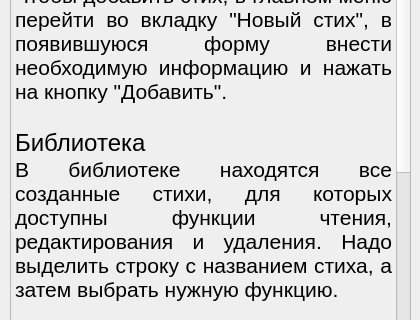
This is UIs/MethodologyForm.ui in Krahjotdaan/LearningPoem as Qt 5 draws it before an edit; both pictures show x 0 to 420 and y 285 to 605 of the 420 by 700 pixel window. The edited form follows.
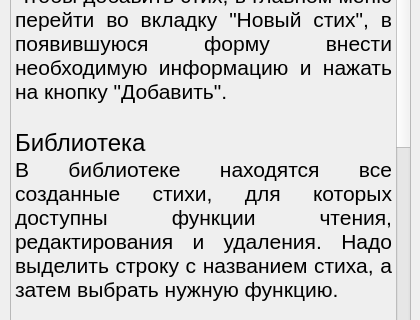
This is the edited form.

Commit message: Style: upgraded MethodologyForm and AboutProgramForm

Patch:
```diff
--- a/UIs/MethodologyForm.ui
+++ b/UIs/MethodologyForm.ui
@@ -129,7 +129,7 @@
 &lt;p align=&quot;justify&quot; style=&quot; margin-top:0px; margin-bottom:0px; margin-left:0px; margin-right:0px; -qt-block-indent:0; text-indent:0px;&quot;&gt;&lt;span style=&quot; font-size:16pt;&quot;&gt;В библиотеке находятся все созданные стихи, для которых доступны функции чтения, редактирования и удаления. Надо выделить строку с названием стиха, а затем выбрать нужную функцию.&lt;/span&gt;&lt;/p&gt;
 &lt;p align=&quot;justify&quot; style=&quot;-qt-paragraph-type:empty; margin-top:0px; margin-bottom:0px; margin-left:0px; margin-right:0px; -qt-block-indent:0; text-indent:0px; font-size:16pt;&quot;&gt;&lt;br /&gt;&lt;/p&gt;
 &lt;p align=&quot;justify&quot; style=&quot; margin-top:0px; margin-bottom:0px; margin-left:0px; margin-right:0px; -qt-block-indent:0; text-indent:0px;&quot;&gt;&lt;span style=&quot; font-size:18pt;&quot;&gt;Работа с текстом&lt;/span&gt;&lt;/p&gt;
-&lt;p align=&quot;justify&quot; style=&quot; margin-top:0px; margin-bottom:0px; margin-left:0px; margin-right:0px; -qt-block-indent:0; text-indent:0px;&quot;&gt;&lt;span style=&quot; font-size:16pt;&quot;&gt;При выборе из библиотеки стиха и функции &amp;quot;Открыть&amp;quot; отобразится форма, в которой появятся информация о стихотворении, методы работы с текстом и сам текст. Выбор метода &amp;quot;Первое слово&amp;quot; отобразит первые слова каждой строки, метод &amp;quot;Строки&amp;quot; с внесением в соответствующее поле через пробел чисел от 1 до 4 отобразит в каждом четверостишье строки с указанными номерами, метод &amp;quot;Четверостишья&amp;quot; с внесением в соответствующее поле через пробел их номеров отобразит соответствующие четверостишья, метод &amp;quot;Исходный&amp;quot; вернёт текст к первоначальному состоянию.&lt;/span&gt;&lt;/p&gt;&lt;/body&gt;&lt;/html&gt;</string>
+&lt;p align=&quot;justify&quot; style=&quot; margin-top:0px; margin-bottom:0px; margin-left:0px; margin-right:0px; -qt-block-indent:0; text-indent:0px;&quot;&gt;&lt;span style=&quot; font-size:16pt;&quot;&gt;При выборе из библиотеки стиха и функции &amp;quot;Открыть&amp;quot; отобразится форма, в которой появятся информация о стихотворении и текст. Выбор вкладки с методом &amp;quot;Первое слово&amp;quot; отобразит первые слова каждой строки, вкладки с методом &amp;quot;Первое и последнее&amp;quot; первые и последние слова каждой строки, вкладки с методом &amp;quot;Исходный&amp;quot; вернёт текст к первоначальному состоянию. В каждой вкладке имеются поля &amp;quot;Строки&amp;quot; и &amp;quot;Ч-стишья&amp;quot;. Указаные в них номера после нажатия кнопки &amp;quot;Применить&amp;quot; выведут на экран в текущей вкладке соответствующие им строки каждого четверостишья и сами четверостишья. Для отмены изменений необходимо нажать кнопку &amp;quot;Убрать фильтр&amp;quot;&lt;/span&gt;&lt;/p&gt;&lt;/body&gt;&lt;/html&gt;</string>
        </property>
       </widget>
      </item>
```
The commit also changes 3 other files.
